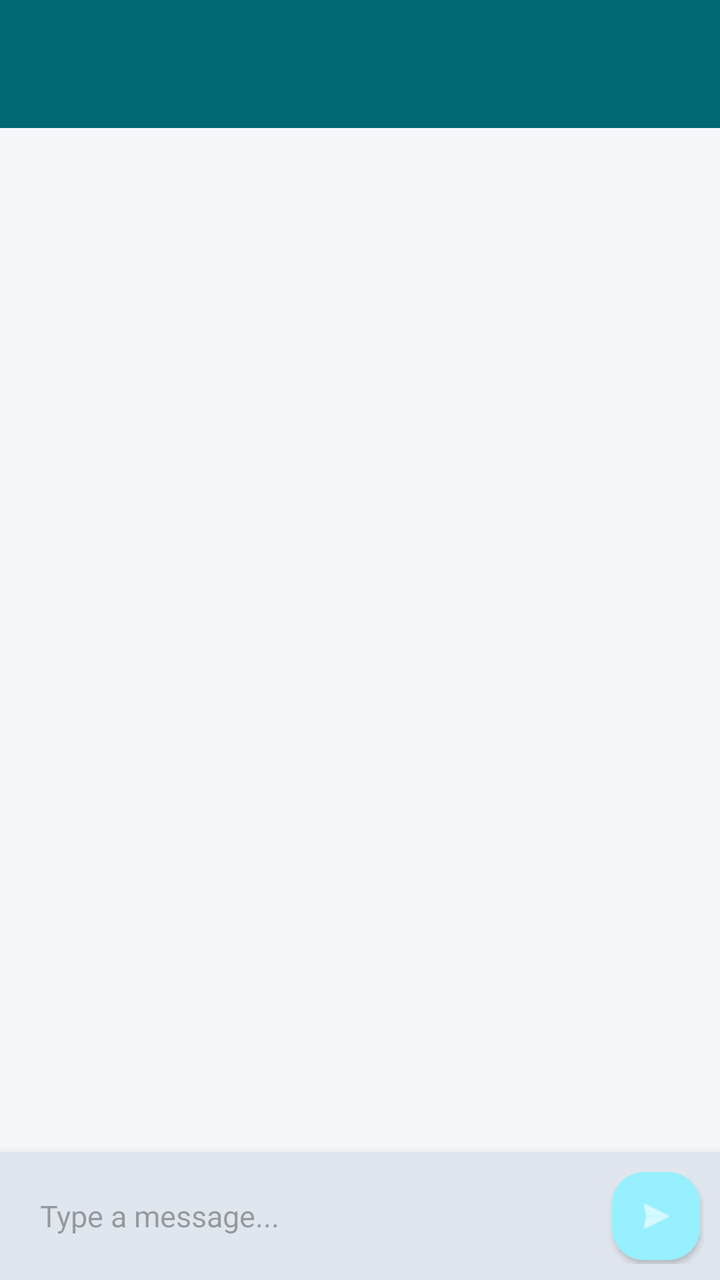
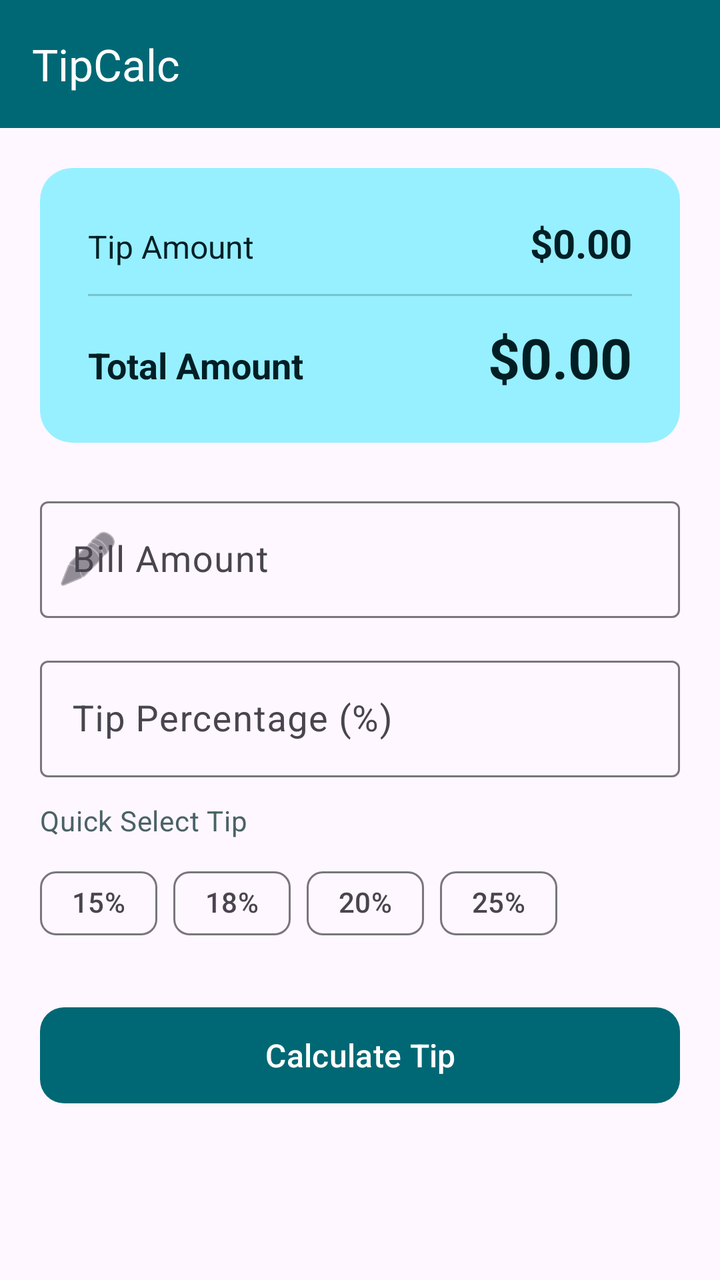

An Android layout rendered at two revisions. The XML below is the earlier revision; the diff shows what the commit changed to produce the second picture.
<!-- AndroidManifest.xml: application theme Theme.TipCalc -->
<!-- res/layout/activity_main.xml -->
<?xml version="1.0" encoding="utf-8"?>
<androidx.constraintlayout.widget.ConstraintLayout
    xmlns:android="http://schemas.android.com/apk/res/android"
    xmlns:app="http://schemas.android.com/apk/res-auto"
    android:layout_width="match_parent"
    android:layout_height="match_parent"
    android:background="#F5F7FB">

    
    <com.google.android.material.appbar.MaterialToolbar
        android:id="@+id/toolbar"
        android:layout_width="match_parent"
        android:layout_height="?attr/actionBarSize"
        android:background="?attr/colorPrimary"
        android:elevation="4dp"
        app:layout_constraintTop_toTopOf="parent"
        app:titleTextColor="@android:color/white"
        app:subtitleTextColor="#D0E0FF" />

    
    <androidx.recyclerview.widget.RecyclerView
        android:id="@+id/recyclerViewChat"
        android:layout_width="0dp"
        android:layout_height="0dp"
        android:clipToPadding="false"
        android:padding="12dp"
        app:layout_constraintTop_toBottomOf="@id/toolbar"
        app:layout_bottom_toTopOf="@id/tvTypingIndicator"
        app:layout_constraintStart_toStartOf="parent"
        app:layout_constraintEnd_toEndOf="parent" />

    
    <TextView
        android:id="@+id/tvTypingIndicator"
        android:layout_width="wrap_content"
        android:layout_height="wrap_content"
        android:text="Alex is typing..."
        android:textSize="12sp"
        android:textStyle="italic"
        android:textColor="#757575"
        android:paddingStart="16dp"
        android:paddingEnd="16dp"
        android:paddingBottom="4dp"
        android:visibility="gone"
        app:layout_constraintBottom_toTopOf="@id/quickRepliesScrollView"
        app:layout_constraintStart_toStartOf="parent" />

    
    <HorizontalScrollView
        android:id="@+id/quickRepliesScrollView"
        android:layout_width="match_parent"
        android:layout_height="wrap_content"
        android:scrollbars="none"
        android:paddingStart="8dp"
        android:paddingEnd="8dp"
        app:layout_constraintBottom_toTopOf="@id/inputCard">

        <LinearLayout
            android:id="@+id/quickRepliesContainer"
            android:layout_width="wrap_content"
            android:layout_height="wrap_content"
            android:orientation="horizontal"
            android:paddingTop="4dp"
            android:paddingBottom="4dp" />
    </HorizontalScrollView>

    
    <com.google.android.material.card.MaterialCardView
        android:id="@+id/inputCard"
        android:layout_width="match_parent"
        android:layout_height="wrap_content"
        app:cardCornerRadius="0dp"
        app:cardElevation="8dp"
        app:strokeWidth="0dp"
        app:layout_constraintBottom_toBottomOf="parent">

        <LinearLayout
            android:layout_width="match_parent"
            android:layout_height="wrap_content"
            android:orientation="horizontal"
            android:gravity="center_vertical"
            android:padding="8dp">

            <EditText
                android:id="@+id/etMessage"
                android:layout_width="0dp"
                android:layout_height="wrap_content"
                android:layout_weight="1"
                android:hint="Type a message..."
                android:inputType="textCapSentences|textMultiLine"
                android:maxLines="4"
                android:padding="12dp"
                android:background="@android:color/transparent"
                android:textSize="15sp" />

            <com.google.android.material.floatingactionbutton.FloatingActionButton
                android:id="@+id/btnSend"
                android:layout_width="wrap_content"
                android:layout_height="wrap_content"
                android:contentDescription="Send"
                app:fabCustomSize="44dp"
                app:maxImageSize="20dp"
                app:srcCompat="@android:drawable/ic_menu_send"
                app:tint="@android:color/white"
                app:elevation="2dp" />
        </LinearLayout>
    </com.google.android.material.card.MaterialCardView>

</androidx.constraintlayout.widget.ConstraintLayout>
<!-- resources referenced by this layout -->
<resources>
  <style name="Theme.TipCalc" parent="Theme.Material3.DayNight.NoActionBar">
          <item name="colorPrimary">#006874</item>
          <item name="colorOnPrimary">#FFFFFF</item>
          <item name="colorPrimaryContainer">#97F0FF</item>
          <item name="colorOnPrimaryContainer">#001F25</item>
          <item name="colorSecondary">#4A6267</item>
          <item name="colorOnSecondary">#FFFFFF</item>
          <item name="colorSecondaryContainer">#CCE8E3</item>
          <item name="colorOnSecondaryContainer">#051F23</item>
          <item name="android:statusBarColor">#006874</item>
      </style>
</resources>

<!-- the commit's change to res/layout/activity_main.xml (unified diff, before → after) -->
@@ -1,109 +1,204 @@
 <?xml version="1.0" encoding="utf-8"?>
-<androidx.constraintlayout.widget.ConstraintLayout
-    xmlns:android="http://schemas.android.com/apk/res/android"
+<androidx.coordinatorlayout.widget.CoordinatorLayout xmlns:android="http://schemas.android.com/apk/res/android"
     xmlns:app="http://schemas.android.com/apk/res-auto"
+    xmlns:tools="http://schemas.android.com/tools"
     android:layout_width="match_parent"
     android:layout_height="match_parent"
-    android:background="#F5F7FB">
-
-    
-    <com.google.android.material.appbar.MaterialToolbar
-        android:id="@+id/toolbar"
+    android:background="?attr/colorSurface"
+    tools:context=".MainActivity">
+
+    <com.google.android.material.appbar.AppBarLayout
         android:layout_width="match_parent"
-        android:layout_height="?attr/actionBarSize"
-        android:background="?attr/colorPrimary"
-        android:elevation="4dp"
-        app:layout_constraintTop_toTopOf="parent"
-        app:titleTextColor="@android:color/white"
-        app:subtitleTextColor="#D0E0FF" />
-
-    
-    <androidx.recyclerview.widget.RecyclerView
-        android:id="@+id/recyclerViewChat"
-        android:layout_width="0dp"
-        android:layout_height="0dp"
-        android:clipToPadding="false"
-        android:padding="12dp"
-        app:layout_constraintTop_toBottomOf="@id/toolbar"
-        app:layout_bottom_toTopOf="@id/tvTypingIndicator"
-        app:layout_constraintStart_toStartOf="parent"
-        app:layout_constraintEnd_toEndOf="parent" />
-
-    
-    <TextView
-        android:id="@+id/tvTypingIndicator"
-        android:layout_width="wrap_content"
-        android:layout_height="wrap_content"
-        android:text="Alex is typing..."
-        android:textSize="12sp"
-        android:textStyle="italic"
-        android:textColor="#757575"
-        android:paddingStart="16dp"
-        android:paddingEnd="16dp"
-        android:paddingBottom="4dp"
-        android:visibility="gone"
-        app:layout_constraintBottom_toTopOf="@id/quickRepliesScrollView"
-        app:layout_constraintStart_toStartOf="parent" />
-
-    
-    <HorizontalScrollView
-        android:id="@+id/quickRepliesScrollView"
+        android:layout_height="wrap_content">
+
+        <com.google.android.material.appbar.MaterialToolbar
+            android:id="@+id/toolbar"
+            android:layout_width="match_parent"
+            android:layout_height="?attr/actionBarSize"
+            android:background="?attr/colorPrimary"
+            app:title="@string/app_name"
+            app:titleTextColor="?attr/colorOnPrimary" />
+
+    </com.google.android.material.appbar.AppBarLayout>
+
+    <androidx.core.widget.NestedScrollView
         android:layout_width="match_parent"
-        android:layout_height="wrap_content"
-        android:scrollbars="none"
-        android:paddingStart="8dp"
-        android:paddingEnd="8dp"
-        app:layout_constraintBottom_toTopOf="@id/inputCard">
-
-        <LinearLayout
-            android:id="@+id/quickRepliesContainer"
-            android:layout_width="wrap_content"
-            android:layout_height="wrap_content"
-            android:orientation="horizontal"
-            android:paddingTop="4dp"
-            android:paddingBottom="4dp" />
-    </HorizontalScrollView>
-
-    
-    <com.google.android.material.card.MaterialCardView
-        android:id="@+id/inputCard"
-        android:layout_width="match_parent"
-        android:layout_height="wrap_content"
-        app:cardCornerRadius="0dp"
-        app:cardElevation="8dp"
-        app:strokeWidth="0dp"
-        app:layout_constraintBottom_toBottomOf="parent">
+        android:layout_height="match_parent"
+        app:layout_behavior="@string/appbar_scrolling_view_behavior">
 
         <LinearLayout
             android:layout_width="match_parent"
             android:layout_height="wrap_content"
-            android:orientation="horizontal"
-            android:gravity="center_vertical"
-            android:padding="8dp">
-
-            <EditText
-                android:id="@+id/etMessage"
-                android:layout_width="0dp"
-                android:layout_height="wrap_content"
-                android:layout_weight="1"
-                android:hint="Type a message..."
-                android:inputType="textCapSentences|textMultiLine"
-                android:maxLines="4"
-                android:padding="12dp"
-                android:background="@android:color/transparent"
-                android:textSize="15sp" />
-
-            <com.google.android.material.floatingactionbutton.FloatingActionButton
-                android:id="@+id/btnSend"
+            android:orientation="vertical"
+            android:padding="20dp">
+
+            
+            <com.google.android.material.card.MaterialCardView
+                android:layout_width="match_parent"
+                android:layout_height="wrap_content"
+                android:layout_marginBottom="24dp"
+                app:cardBackgroundColor="?attr/colorPrimaryContainer"
+                app:cardCornerRadius="16dp"
+                app:cardElevation="0dp"
+                app:strokeWidth="0dp">
+
+                <LinearLayout
+                    android:layout_width="match_parent"
+                    android:layout_height="wrap_content"
+                    android:orientation="vertical"
+                    android:padding="24dp">
+
+                    <LinearLayout
+                        android:layout_width="match_parent"
+                        android:layout_height="wrap_content"
+                        android:orientation="horizontal">
+
+                        <TextView
+                            android:layout_width="0dp"
+                            android:layout_height="wrap_content"
+                            android:layout_weight="1"
+                            android:text="@string/tip_amount_label"
+                            android:textColor="?attr/colorOnPrimaryContainer"
+                            android:textSize="16sp" />
+
+                        <TextView
+                            android:id="@+id/tvTipAmount"
+                            android:layout_width="wrap_content"
+                            android:layout_height="wrap_content"
+                            android:text="@string/default_currency"
+                            android:textColor="?attr/colorOnPrimaryContainer"
+                            android:textSize="20sp"
+                            android:textStyle="bold" />
+                    </LinearLayout>
+
+                    <View
+                        android:layout_width="match_parent"
+                        android:layout_height="1dp"
+                        android:layout_my="16dp"
+                        android:layout_marginTop="12dp"
+                        android:layout_marginBottom="12dp"
+                        android:background="?attr/colorOnPrimaryContainer"
+                        android:alpha="0.2" />
+
+                    <LinearLayout
+                        android:layout_width="match_parent"
+                        android:layout_height="wrap_content"
+                        android:orientation="horizontal">
+
+                        <TextView
+                            android:layout_width="0dp"
+                            android:layout_height="wrap_content"
+                            android:layout_weight="1"
+                            android:text="@string/total_amount_label"
+                            android:textColor="?attr/colorOnPrimaryContainer"
+                            android:textSize="18sp"
+                            android:textStyle="bold" />
+
+                        <TextView
+                            android:id="@+id/tvTotalAmount"
+                            android:layout_width="wrap_content"
+                            android:layout_height="wrap_content"
+                            android:text="@string/default_currency"
+                            android:textColor="?attr/colorOnPrimaryContainer"
+                            android:textSize="28sp"
+                            android:textStyle="bold" />
+                    </LinearLayout>
+
+                </LinearLayout>
+            </com.google.android.material.card.MaterialCardView>
+
+            
+            <com.google.android.material.textfield.TextInputLayout
+                android:id="@+id/tilBillAmount"
+                style="@style/Widget.Material3.TextInputLayout.OutlinedBox"
+                android:layout_width="match_parent"
+                android:layout_height="wrap_content"
+                android:layout_marginBottom="16dp"
+                android:hint="@string/bill_amount"
+                app:prefixText="$"
+                app:startIconDrawable="@android:drawable/ic_menu_edit">
+
+                <com.google.android.material.textfield.TextInputEditText
+                    android:id="@+id/etBillAmount"
+                    android:layout_width="match_parent"
+                    android:layout_height="wrap_content"
+                    android:inputType="numberDecimal"
+                    android:textSize="18sp" />
+            </com.google.android.material.textfield.TextInputLayout>
+
+            
+            <com.google.android.material.textfield.TextInputLayout
+                android:id="@+id/tilTipPercent"
+                style="@style/Widget.Material3.TextInputLayout.OutlinedBox"
+                android:layout_width="match_parent"
+                android:layout_height="wrap_content"
+                android:layout_marginBottom="12dp"
+                android:hint="@string/tip_percentage"
+                app:suffixText="%">
+
+                <com.google.android.material.textfield.TextInputEditText
+                    android:id="@+id/etTipPercent"
+                    android:layout_width="match_parent"
+                    android:layout_height="wrap_content"
+                    android:inputType="numberDecimal"
+                    android:textSize="18sp" />
+            </com.google.android.material.textfield.TextInputLayout>
+
+            
+            <TextView
                 android:layout_width="wrap_content"
                 android:layout_height="wrap_content"
-                android:contentDescription="Send"
-                app:fabCustomSize="44dp"
-                app:maxImageSize="20dp"
-                app:srcCompat="@android:drawable/ic_menu_send"
-                app:tint="@android:color/white"
-                app:elevation="2dp" />
+                android:layout_marginBottom="8dp"
+                android:text="@string/quick_tip"
+                android:textAppearance="?attr/textAppearanceBodyMedium"
+                android:textColor="?attr/colorSecondary" />
+
+            <com.google.android.material.chip.ChipGroup
+                android:id="@+id/chipGroup"
+                android:layout_width="match_parent"
+                android:layout_height="wrap_content"
+                android:layout_marginBottom="24dp"
+                app:singleSelection="true">
+
+                <com.google.android.material.chip.Chip
+                    android:id="@+id/chip15"
+                    style="@style/Widget.Material3.Chip.Filter"
+                    android:layout_width="wrap_content"
+                    android:layout_height="wrap_content"
+                    android:text="@string/preset_15" />
+
+                <com.google.android.material.chip.Chip
+                    android:id="@+id/chip18"
+                    style="@style/Widget.Material3.Chip.Filter"
+                    android:layout_width="wrap_content"
+                    android:layout_height="wrap_content"
+                    android:text="@string/preset_18" />
+
+                <com.google.android.material.chip.Chip
+                    android:id="@+id/chip20"
+                    style="@style/Widget.Material3.Chip.Filter"
+                    android:layout_width="wrap_content"
+                    android:layout_height="wrap_content"
+                    android:text="@string/preset_20" />
+
+                <com.google.android.material.chip.Chip
+                    android:id="@+id/chip25"
+                    style="@style/Widget.Material3.Chip.Filter"
+                    android:layout_width="wrap_content"
+                    android:layout_height="wrap_content"
+                    android:text="@string/preset_25" />
+            </com.google.android.material.chip.ChipGroup>
+
+            
+            <com.google.android.material.button.MaterialButton
+                android:id="@+id/btnCalculate"
+                android:layout_width="match_parent"
+                android:layout_height="56dp"
+                android:text="@string/calculate"
+                android:textSize="16sp"
+                app:cornerRadius="12dp" />
+
         </LinearLayout>
-    </com.google.android.material.card.MaterialCardView>
-
-</androidx.constraintlayout.widget.ConstraintLayout>
+    </androidx.core.widget.NestedScrollView>
+
+</androidx.coordinatorlayout.widget.CoordinatorLayout>
<!-- resource entries referenced after the edit -->
@@ -1,5 +1,17 @@
 <!-- resources referenced by this layout -->
 <resources>
+  <string name="app_name">TipCalc</string>
+  <string name="bill_amount">Bill Amount</string>
+  <string name="calculate">Calculate Tip</string>
+  <string name="default_currency">$0.00</string>
+  <string name="preset_15">15%</string>
+  <string name="preset_18">18%</string>
+  <string name="preset_20">20%</string>
+  <string name="preset_25">25%</string>
+  <string name="quick_tip">Quick Select Tip</string>
+  <string name="tip_amount_label">Tip Amount</string>
+  <string name="tip_percentage">Tip Percentage (%)</string>
+  <string name="total_amount_label">Total Amount</string>
   <style name="Theme.TipCalc" parent="Theme.Material3.DayNight.NoActionBar">
           <item name="colorPrimary">#006874</item>
           <item name="colorOnPrimary">#FFFFFF</item>
